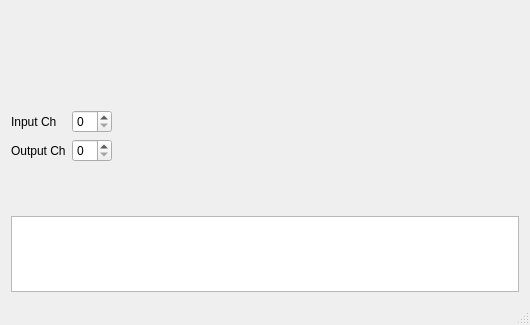
spatmus/alps, file al-Qt/mainwindow.ui: the form before one commit; both pictures show x 0 to 530 and y 155 to 480 of the 530 by 480 pixel window.
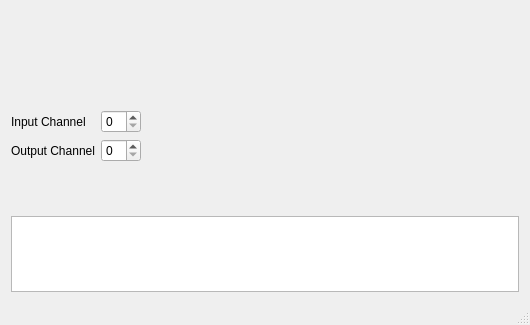
The form after the commit. Icons and pictures are not drawn. Custom widgets are drawn as their Qt base class.

Commit message: added label with max correlation value

```diff
--- a/al-Qt/mainwindow.ui
+++ b/al-Qt/mainwindow.ui
@@ -41,15 +41,21 @@
     </item>
     <item>
      <layout class="QHBoxLayout" name="horizontalLayout_2">
+      <property name="sizeConstraint">
+       <enum>QLayout::SetMinimumSize</enum>
+      </property>
       <item>
        <layout class="QFormLayout" name="formLayout">
         <property name="sizeConstraint">
-         <enum>QLayout::SetMinimumSize</enum>
+         <enum>QLayout::SetDefaultConstraint</enum>
+        </property>
+        <property name="fieldGrowthPolicy">
+         <enum>QFormLayout::FieldsStayAtSizeHint</enum>
         </property>
         <item row="0" column="0">
          <widget class="QLabel" name="inputChLabel">
           <property name="text">
-           <string>Input Ch</string>
+           <string>Input Channel</string>
           </property>
          </widget>
         </item>
@@ -66,7 +72,7 @@
         <item row="1" column="0">
          <widget class="QLabel" name="outputChLabel">
           <property name="text">
-           <string>Output Ch</string>
+           <string>Output Channel</string>
           </property>
          </widget>
         </item>
```
The commit also changes 6 other files.
